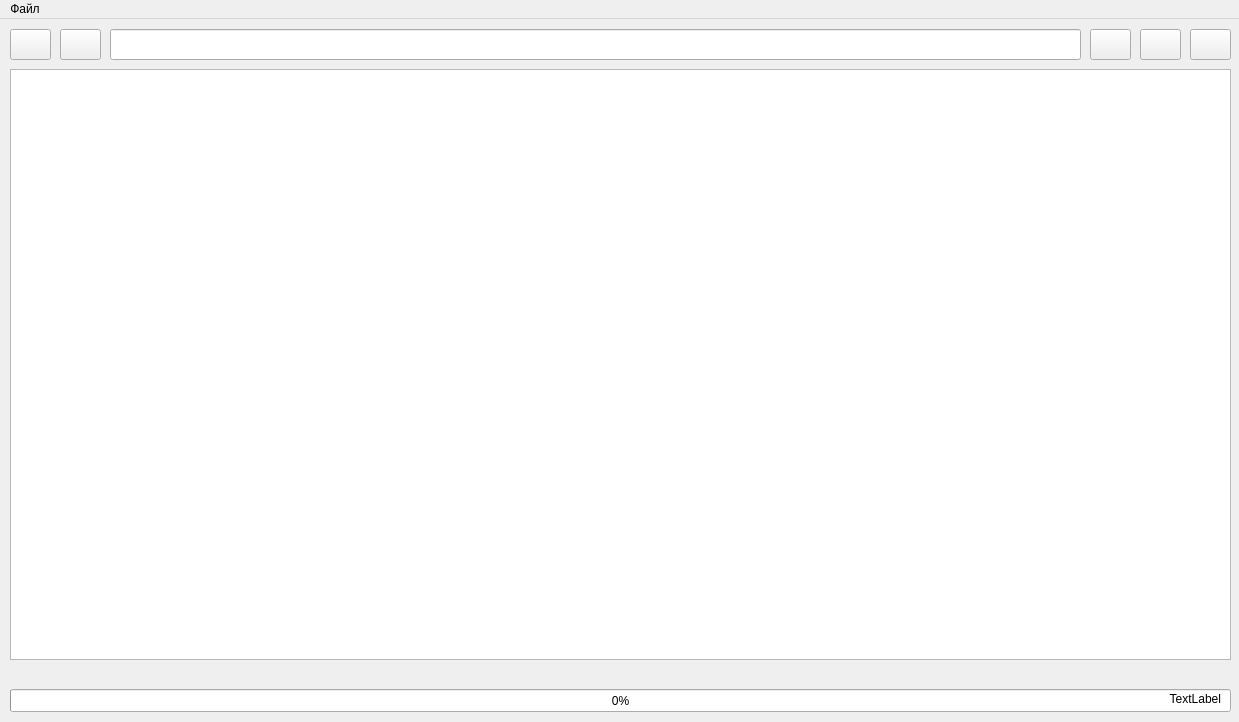
Above: ui/cloud_storage_form.ui from cory23e1/mycloud before the change. Below: the same form after it.
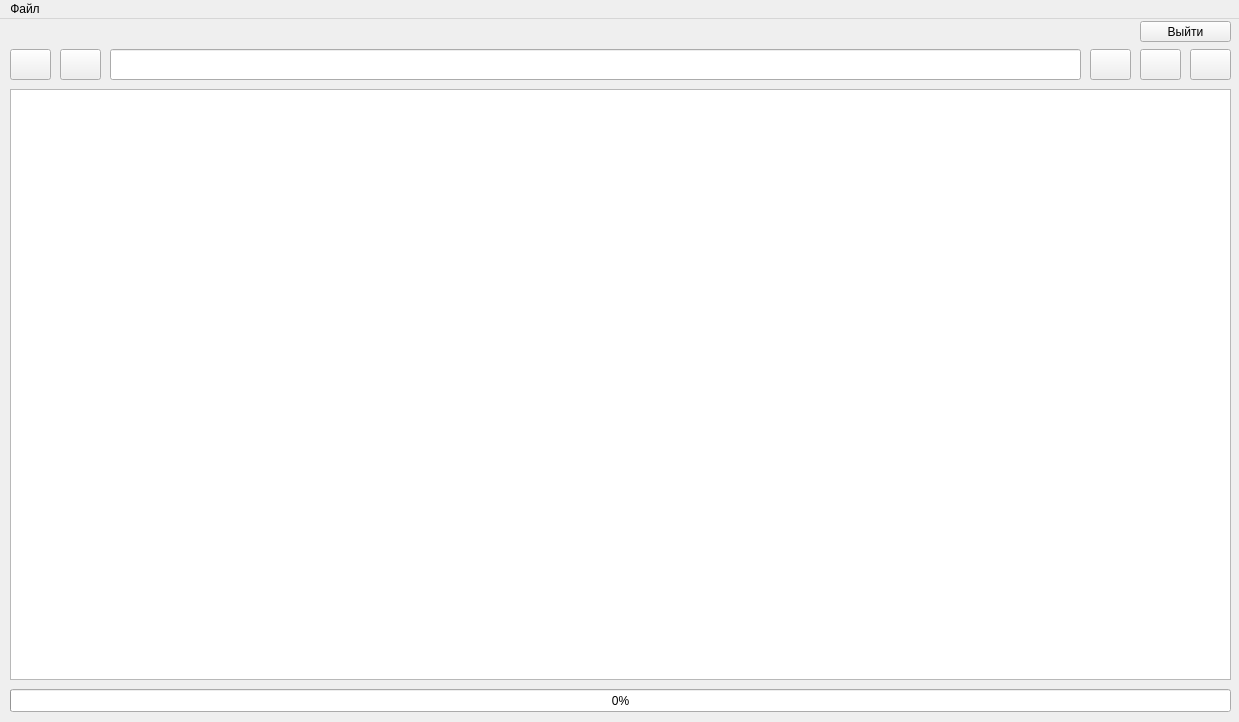
That is the form after the change. Icons and pictures are not drawn.

Patch:
```diff
--- a/ui/cloud_storage_form.ui
+++ b/ui/cloud_storage_form.ui
@@ -18,7 +18,7 @@
     <property name="geometry">
      <rect>
       <x>10</x>
-      <y>50</y>
+      <y>70</y>
       <width>1221</width>
       <height>591</height>
      </rect>
@@ -36,7 +36,7 @@
     <property name="geometry">
      <rect>
       <x>60</x>
-      <y>10</y>
+      <y>30</y>
       <width>41</width>
       <height>31</height>
      </rect>
@@ -53,7 +53,7 @@
     <property name="geometry">
      <rect>
       <x>1190</x>
-      <y>10</y>
+      <y>30</y>
       <width>41</width>
       <height>31</height>
      </rect>
@@ -70,7 +70,7 @@
     <property name="geometry">
      <rect>
       <x>1140</x>
-      <y>10</y>
+      <y>30</y>
       <width>41</width>
       <height>31</height>
      </rect>
@@ -87,7 +87,7 @@
     <property name="geometry">
      <rect>
       <x>10</x>
-      <y>10</y>
+      <y>30</y>
       <width>41</width>
       <height>31</height>
      </rect>
@@ -104,7 +104,7 @@
     <property name="geometry">
      <rect>
       <x>1090</x>
-      <y>10</y>
+      <y>30</y>
       <width>41</width>
       <height>31</height>
      </rect>
@@ -121,7 +121,7 @@
     <property name="geometry">
      <rect>
       <x>110</x>
-      <y>10</y>
+      <y>30</y>
       <width>971</width>
       <height>31</height>
      </rect>
@@ -164,12 +164,48 @@
      </rect>
     </property>
     <property name="text">
-     <string>TextLabel</string>
+     <string/>
     </property>
     <property name="alignment">
      <set>Qt::AlignRight|Qt::AlignTrailing|Qt::AlignVCenter</set>
     </property>
    </widget>
+   <widget class="QLabel" name="current_user_lbl">
+    <property name="geometry">
+     <rect>
+      <x>16</x>
+      <y>0</y>
+      <width>1111</width>
+      <height>20</height>
+     </rect>
+    </property>
+    <property name="font">
+     <font>
+      <pointsize>10</pointsize>
+      <weight>50</weight>
+      <bold>false</bold>
+     </font>
+    </property>
+    <property name="text">
+     <string/>
+    </property>
+    <property name="alignment">
+     <set>Qt::AlignLeading|Qt::AlignLeft|Qt::AlignVCenter</set>
+    </property>
+   </widget>
+   <widget class="QPushButton" name="change_acc_btn">
+    <property name="geometry">
+     <rect>
+      <x>1140</x>
+      <y>2</y>
+      <width>91</width>
+      <height>21</height>
+     </rect>
+    </property>
+    <property name="text">
+     <string>Выйти</string>
+    </property>
+   </widget>
   </widget>
   <widget class="QMenuBar" name="menubar">
    <property name="geometry">
```
Left out of the diff: 10 changed lines with no effect on the pictures.
